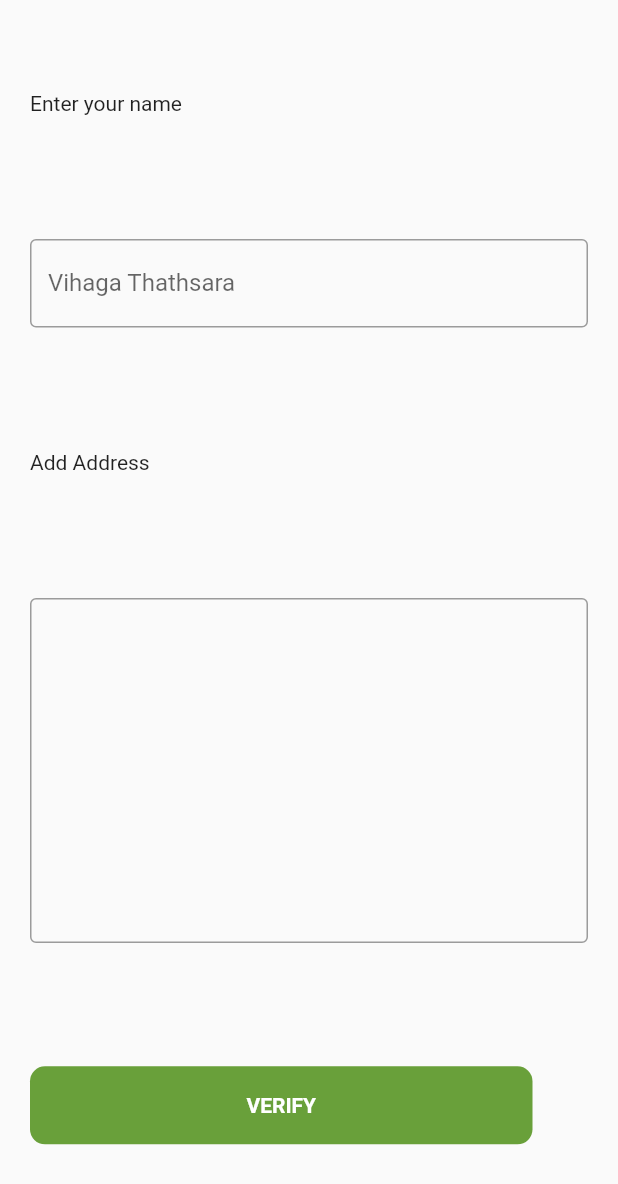
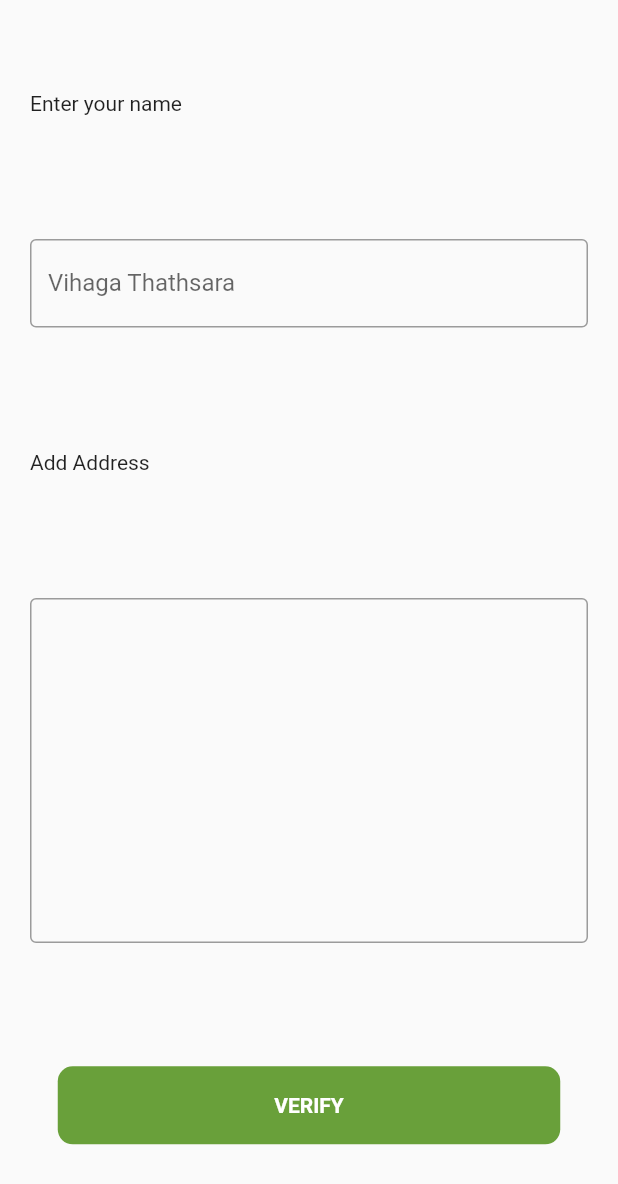
Before and after one commit to prasanjitha/Grocerade, a Flutter app: the AddDetailsScreen screen opened directly, on a phone screen of 412 x 824 dp. Shown: the top 1184 px of the screen. Run offline on Flutter 3.47's test engine with Material 2 defaults, Android fonts, the phone set to English and light mode, and no system bars.

Commit message:
modified cart details screen

```diff
--- a/lib/screens/add_cart_details_screen.dart
+++ b/lib/screens/add_cart_details_screen.dart
@@ -1,7 +1,6 @@
 // ignore_for_file: prefer_const_literals_to_create_immutables, prefer_const_constructors
 
 import 'package:flutter/material.dart';
-import 'package:grocerade/screens/confirm_screen.dart';
 import 'package:grocerade/widgets/custom_header.dart';
 
 import 'order_confirm.dart';
@@ -27,7 +26,7 @@ class AddCardDetails extends StatelessWidget {
           ),
           child: Center(
               child: Text(
-            'PAY NOW',
+            'PAY NOW ',
             style: TextStyle(color: Colors.white),
           )),
         ),
--- a/lib/screens/add_details_screen.dart
+++ b/lib/screens/add_details_screen.dart
@@ -34,6 +34,7 @@ class AddDetailsScreen extends StatelessWidget {
                   Navigator.of(context).push(MaterialPageRoute(
                       builder: (context) => HomePage()));
                 },
+                child: Center(
                   child: Container(
                     width: 335,
                     height: 52,
@@ -52,6 +53,7 @@ class AddDetailsScreen extends StatelessWidget {
                     ),
                   ),
                 ),
+              ),
           ],
         ),
       ),
```
Lines whose indentation alone changed are shown as unchanged.
